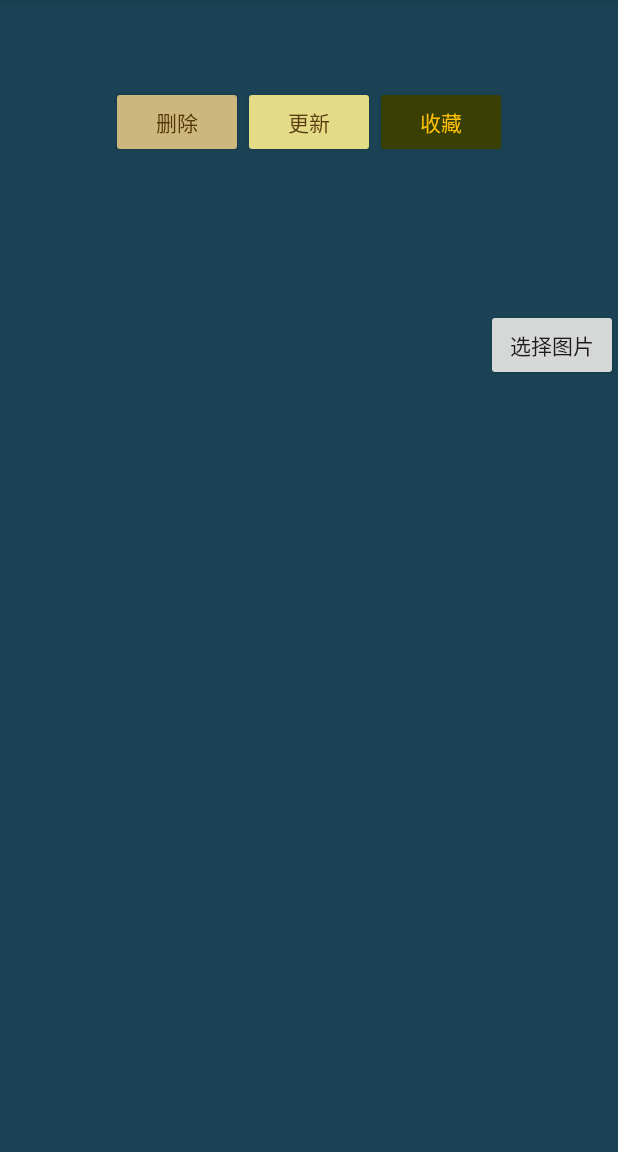
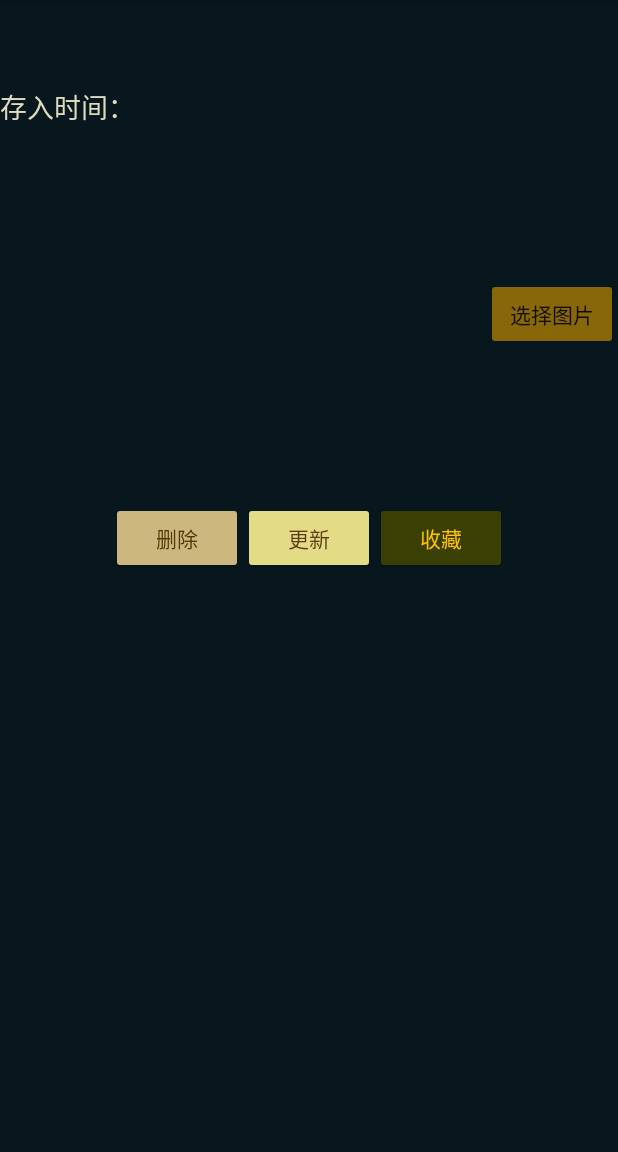
Before and after one commit to ThreeSoilsoil/IdiomGuessing-, an Android app: the DetailsCtActivity screen opened directly, with no data from a screen before it, on a phone screen of 412 x 824 dp, the part 84-1236 px from its top. Run offline under Robolectric (Android 15) with nearby library versions, the phone set to English and light mode, and no system bars.

Commit message:
seventh Commit

```diff
--- a/app/src/main/java/com/example/qimo/CheckpointFragment.kt
+++ b/app/src/main/java/com/example/qimo/CheckpointFragment.kt
@@ -30,4 +30,6 @@ class CheckpointFragment : Fragment() {
         // Inflate the layout for this fragment
         return inflater.inflate(com.example.qimo.R.layout.fragment_checkpoint, container, false)
     }
+
+
 }
--- a/app/src/main/java/com/example/qimo/GameSQlite.kt
+++ b/app/src/main/java/com/example/qimo/GameSQlite.kt
@@ -13,7 +13,7 @@ class GameSQlite(context:Context,version:Int): SQLiteOpenHelper(context, DB_NAME
     override fun onCreate(db: SQLiteDatabase?) {
         db?.execSQL("create table $TABLE_NAME(_id integer primary key autoincrement, checkpoint text,score text,ispass text,time text,Getcopper integer,lockgrade integer)")
         db?.execSQL("create table $TABLE_NAME2(_id integer primary key autoincrement, gameId text,Honor text,percen text,Hcopper integer,Reward text)")
-        db?.execSQL("create table $TABLE_NAME3(_id integer primary key autoincrement, name text,Explanation text,image BLOB,Collection text)")
+        db?.execSQL("create table $TABLE_NAME3(_id integer primary key autoincrement, name text,Explanation text,image BLOB,Collection text,Date text)")
     }
 
     override fun onUpgrade(db: SQLiteDatabase?, p1: Int, p2: Int) {
--- a/app/src/main/res/layout/activity_details_ct.xml
+++ b/app/src/main/res/layout/activity_details_ct.xml
@@ -4,7 +4,7 @@
     xmlns:tools="http://schemas.android.com/tools"
     android:layout_width="match_parent"
     android:layout_height="match_parent"
-    android:background="#1B4355"
+    android:background="#08171E"
     android:orientation="vertical"
     tools:context=".MainActivity">
 
@@ -18,6 +18,7 @@
             android:layout_width="match_parent"
             android:layout_height="wrap_content"
             android:textAlignment="center"
+            android:textColor="#DFDAAD"
             android:textSize="24sp" />
 
         <TextView
@@ -25,38 +26,31 @@
             android:layout_width="match_parent"
             android:layout_height="wrap_content"
             android:textAlignment="textStart"
+            android:textColor="#DAD5AC"
             android:textSize="18sp" />
 
         <LinearLayout
             android:layout_width="match_parent"
             android:layout_height="wrap_content"
-            android:gravity="center"
             android:orientation="horizontal">
 
-            <Button
-                android:id="@+id/Button_delete"
-                android:layout_width="wrap_content"
+            <TextView
+                android:id="@+id/TextView_Date1"
+                android:layout_width="163dp"
                 android:layout_height="wrap_content"
-                android:backgroundTint="#CCB87E"
-                android:text="删除"
-                android:textColor="#553609" />
+                android:layout_weight="1"
+                android:text="存入时间："
+                android:textColor="#DFDCBE"
+                android:textSize="18sp" />
 
-            <Button
-                android:id="@+id/Button_update"
-                android:layout_width="wrap_content"
+            <TextView
+                android:id="@+id/TextView_Date"
+                android:layout_width="match_parent"
                 android:layout_height="wrap_content"
-                android:backgroundTint="#E4DB86"
-                android:text="更新"
-                android:textColor="#5A3D12" />
-
-            <Button
-                android:id="@+id/Button_collection"
-                android:layout_width="wrap_content"
-                android:layout_height="wrap_content"
-                android:backgroundTint="#3A4004"
-                android:text="收藏"
-                android:textColor="#FFC107" />
-
+                android:layout_weight="2"
+                android:textAlignment="center"
+                android:textColor="#E4DFAF"
+                android:textSize="18sp" />
         </LinearLayout>
 
 
@@ -69,7 +63,7 @@
         android:orientation="horizontal">
 
         <ImageView
-            android:id="@+id/imageView_detailct"
+            android:id="@+id/imageView_detailct2"
             android:layout_width="150dp"
             android:layout_height="250dp"
             android:layout_weight="1"
@@ -79,7 +73,41 @@
             android:id="@+id/Button_choose"
             android:layout_width="wrap_content"
             android:layout_height="wrap_content"
+            android:backgroundTint="#876709"
             android:text="选择图片" />
+
+    </LinearLayout>
+
+    <LinearLayout
+        android:layout_width="match_parent"
+        android:layout_height="wrap_content"
+        android:gravity="center"
+        android:orientation="horizontal">
+
+        <Button
+            android:id="@+id/Button_delete"
+            android:layout_width="wrap_content"
+            android:layout_height="wrap_content"
+            android:backgroundTint="#CCB87E"
+            android:text="删除"
+            android:textColor="#553609" />
+
+        <Button
+            android:id="@+id/Button_update"
+            android:layout_width="wrap_content"
+            android:layout_height="wrap_content"
+            android:backgroundTint="#E4DB86"
+            android:text="更新"
+            android:textColor="#5A3D12" />
+
+        <Button
+            android:id="@+id/Button_collection"
+            android:layout_width="wrap_content"
+            android:layout_height="wrap_content"
+            android:backgroundTint="#3A4004"
+            android:text="收藏"
+            android:textColor="#FFC107" />
+
     </LinearLayout>
 
 </LinearLayout>
```
Also changed, not shown: app/src/main/java/com/example/qimo/GameActivity.kt (+27 -13 lines), app/src/main/java/com/example/qimo/MainActivity.kt (+6 -1 lines), app/src/main/java/com/example/qimo/collectidioms/CollectActivity.kt (+27 -34 lines), app/src/main/java/com/example/qimo/collectidioms/DetailsCtActivity.kt (+8 -6 lines), app/src/main/java/com/example/qimo/collectidioms/ListCtActivity.kt (+2 -14 lines), app/src/main/res/layout/activity_collect.xml (+10 -2 lines), app/src/main/res/drawable/add.jpg (added), 3 other files.
